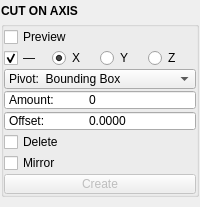
Qt form mayatk/edit_utils/cut_on_axis.ui (m3trik/mayatk) before a commit.
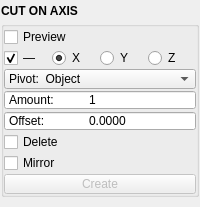
The same form after that commit. Custom widgets are drawn as their Qt base class.

Diff of the .ui file:
```diff
--- a/mayatk/edit_utils/cut_on_axis.ui
+++ b/mayatk/edit_utils/cut_on_axis.ui
@@ -212,10 +212,10 @@
             <string>Amount:	</string>
            </property>
            <property name="minimum">
-            <number>0</number>
+            <number>1</number>
            </property>
            <property name="maximum">
-            <number>1000</number>
+            <number>999</number>
            </property>
           </widget>
          </item>
@@ -344,11 +344,6 @@
            <property name="frame">
             <bool>true</bool>
            </property>
-           <item>
-            <property name="text">
-             <string>Pivot:  Bounding Box</string>
-            </property>
-           </item>
            <item>
             <property name="text">
              <string>Pivot:  Object</string>
```
Left out of the diff: 5 changed lines with no effect on the pictures.
